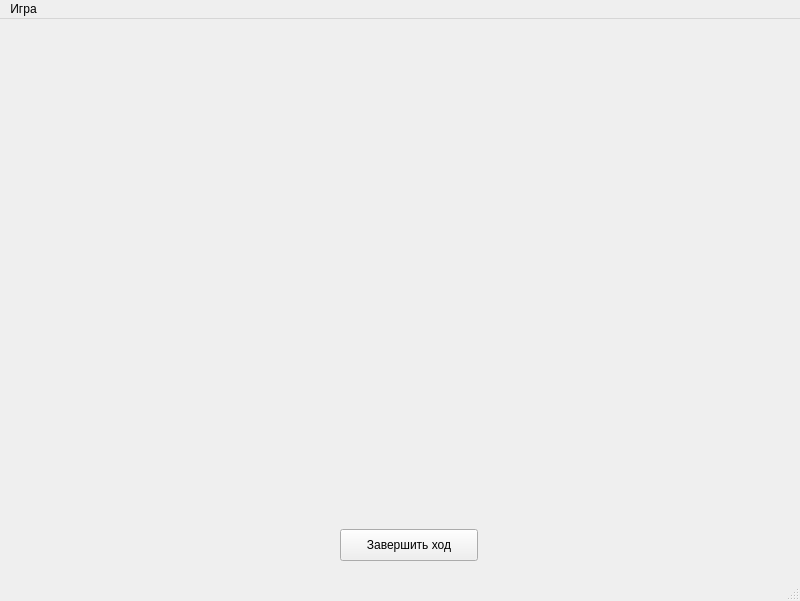
KolcovBruin/Programming-technology, file prog_kurs/FootballClient/clientwindow.ui: the form before one commit.
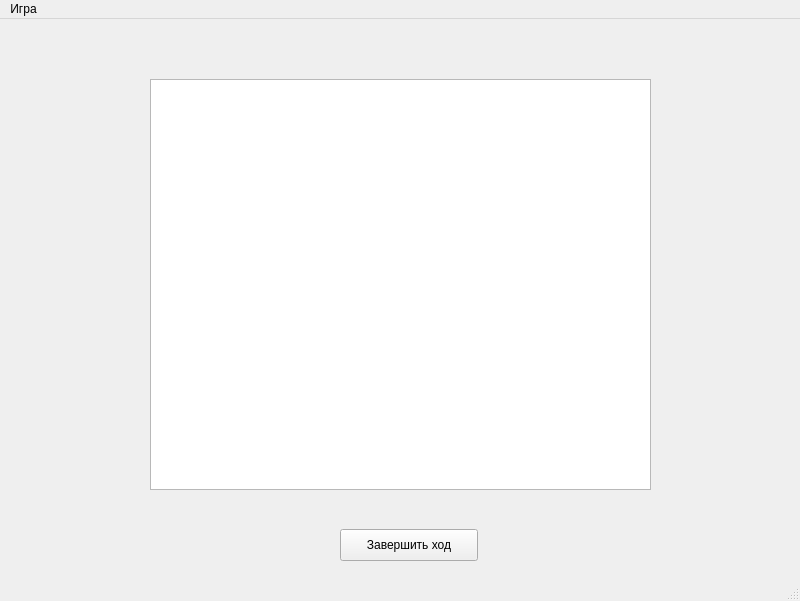
The form after the commit.

Diff of the .ui file:
```diff
--- a/prog_kurs/FootballClient/clientwindow.ui
+++ b/prog_kurs/FootballClient/clientwindow.ui
@@ -30,13 +30,13 @@
      <string>Завершить ход</string>
     </property>
    </widget>
-   <widget class="QWidget" name="widget" native="true">
+   <widget class="QGraphicsView" name="graphicsView">
     <property name="geometry">
      <rect>
-      <x>160</x>
-      <y>90</y>
-      <width>451</width>
-      <height>301</height>
+      <x>150</x>
+      <y>60</y>
+      <width>501</width>
+      <height>411</height>
      </rect>
     </property>
    </widget>
```
